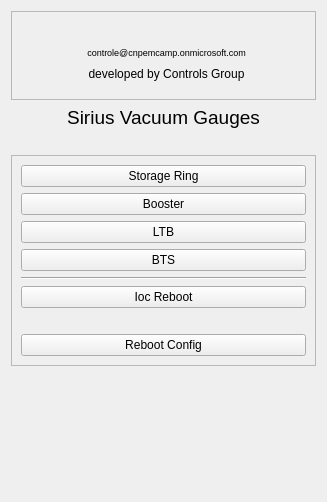
First picture: the form in devices/MKS-937B/ui/main.ui, repository lnls-sirius/pydm-opi, before the edit.
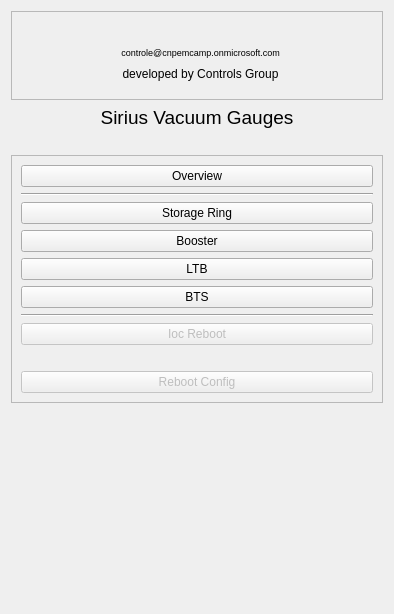
Second picture: the form after the edit. Icons and pictures are not drawn. Custom widgets are drawn as their Qt base class.

Commit message: mk937b overview window.

What changed in the file:
```diff
--- a/devices/MKS-937B/ui/main.ui
+++ b/devices/MKS-937B/ui/main.ui
@@ -6,8 +6,8 @@
    <rect>
     <x>0</x>
     <y>0</y>
-    <width>327</width>
-    <height>502</height>
+    <width>394</width>
+    <height>614</height>
    </rect>
   </property>
   <property name="windowTitle">
@@ -528,6 +528,40 @@
       <enum>QFrame::Raised</enum>
      </property>
      <layout class="QVBoxLayout" name="verticalLayout">
+      <item>
+       <widget class="PyDMRelatedDisplayButton" name="PyDMRelatedDisplayButton">
+        <property name="toolTip">
+         <string/>
+        </property>
+        <property name="whatsThis">
+         <string>
+    A QPushButton capable of opening a new Display at the same of at a
+    new window.
+
+    Parameters
+    ----------
+    init_channel : str, optional
+        The channel to be used by the widget.
+
+    filename : str, optional
+        The file to be opened
+    </string>
+        </property>
+        <property name="text">
+         <string>Overview</string>
+        </property>
+        <property name="displayFilename" stdset="0">
+         <string>../python/table.py</string>
+        </property>
+       </widget>
+      </item>
+      <item>
+       <widget class="Line" name="line_2">
+        <property name="orientation">
+         <enum>Qt::Horizontal</enum>
+        </property>
+       </widget>
+      </item>
       <item>
        <widget class="PyDMRelatedDisplayButton" name="btnRing">
         <property name="toolTip">
@@ -645,6 +679,9 @@
       </item>
       <item>
        <widget class="PyDMPushButton" name="btnIocReboot">
+        <property name="enabled">
+         <bool>false</bool>
+        </property>
         <property name="toolTip">
          <string/>
         </property>
@@ -709,6 +746,9 @@
       </item>
       <item>
        <widget class="PyDMRelatedDisplayButton" name="btnIocMan">
+        <property name="enabled">
+         <bool>false</bool>
+        </property>
         <property name="toolTip">
          <string/>
         </property>
```
The commit also changes 14 other files.
